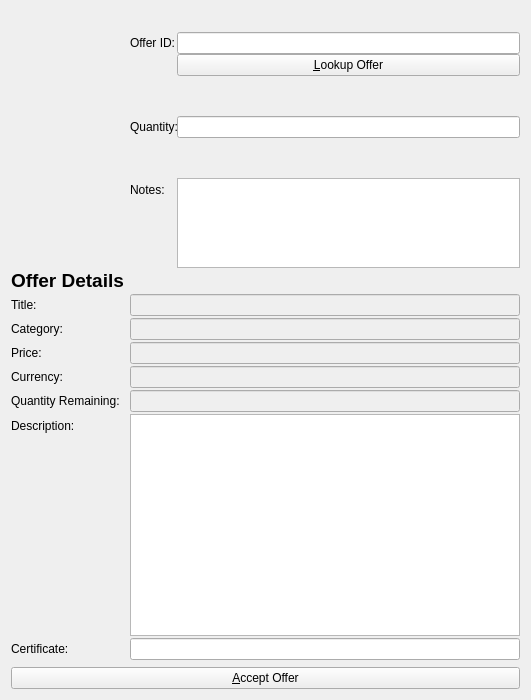
This is src/qt/forms/acceptandpayofferlistpage.ui in willyko/syscoin2 as Qt 5 draws it before an edit. The edited form follows.
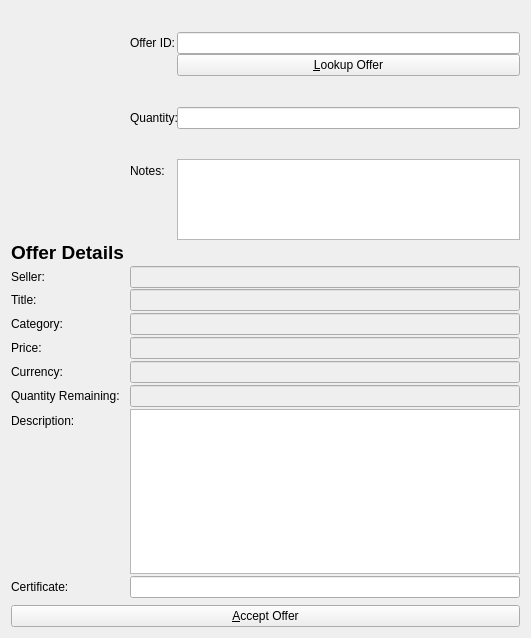
This is the edited form. Icons and pictures are not drawn.

What changed in the file:
```diff
--- a/src/qt/forms/acceptandpayofferlistpage.ui
+++ b/src/qt/forms/acceptandpayofferlistpage.ui
@@ -10,7 +10,7 @@
     <x>0</x>
     <y>0</y>
     <width>531</width>
-    <height>700</height>
+    <height>638</height>
    </rect>
   </property>
   <property name="maximumSize">
@@ -75,7 +75,7 @@
         <string/>
        </property>
        <property name="icon">
-        <iconset resource="../syscoin.qrc">
+        <iconset>
          <normaloff>:/images/imageplaceholder</normaloff>:/images/imageplaceholder</iconset>
        </property>
        <property name="iconSize">
@@ -203,99 +203,99 @@
      <item row="4" column="1">
       <layout class="QVBoxLayout" name="verticalLayout_2"/>
      </item>
-     <item row="5" column="0">
+     <item row="6" column="0">
       <widget class="QLabel" name="label_4">
        <property name="text">
         <string>Title:</string>
        </property>
       </widget>
      </item>
-     <item row="5" column="1">
-      <widget class="QLineEdit" name="infoTitle">
-       <property name="enabled">
-        <bool>false</bool>
-       </property>
-      </widget>
-     </item>
      <item row="6" column="1">
+      <widget class="QLineEdit" name="infoTitle">
+       <property name="enabled">
+        <bool>false</bool>
+       </property>
+      </widget>
+     </item>
+     <item row="7" column="1">
       <layout class="QVBoxLayout" name="verticalLayout_3"/>
      </item>
-     <item row="7" column="0">
+     <item row="8" column="0">
       <widget class="QLabel" name="label_6">
        <property name="text">
         <string>Category:</string>
        </property>
       </widget>
      </item>
-     <item row="7" column="1">
-      <widget class="QLineEdit" name="infoCategory">
-       <property name="enabled">
-        <bool>false</bool>
-       </property>
-      </widget>
-     </item>
      <item row="8" column="1">
+      <widget class="QLineEdit" name="infoCategory">
+       <property name="enabled">
+        <bool>false</bool>
+       </property>
+      </widget>
+     </item>
+     <item row="9" column="1">
       <layout class="QVBoxLayout" name="verticalLayout_4"/>
      </item>
-     <item row="9" column="0">
+     <item row="10" column="0">
       <widget class="QLabel" name="label_5">
        <property name="text">
         <string>Price:</string>
        </property>
       </widget>
      </item>
-     <item row="9" column="1">
-      <widget class="QLineEdit" name="infoPrice">
-       <property name="enabled">
-        <bool>false</bool>
-       </property>
-      </widget>
-     </item>
      <item row="10" column="1">
+      <widget class="QLineEdit" name="infoPrice">
+       <property name="enabled">
+        <bool>false</bool>
+       </property>
+      </widget>
+     </item>
+     <item row="11" column="1">
       <layout class="QVBoxLayout" name="verticalLayout_5"/>
      </item>
-     <item row="11" column="0">
+     <item row="12" column="0">
       <widget class="QLabel" name="label_12">
        <property name="text">
         <string>Currency:</string>
        </property>
       </widget>
      </item>
-     <item row="11" column="1">
-      <widget class="QLineEdit" name="infoCurrency">
-       <property name="enabled">
-        <bool>false</bool>
-       </property>
-      </widget>
-     </item>
      <item row="12" column="1">
+      <widget class="QLineEdit" name="infoCurrency">
+       <property name="enabled">
+        <bool>false</bool>
+       </property>
+      </widget>
+     </item>
+     <item row="13" column="1">
       <layout class="QVBoxLayout" name="verticalLayout_6"/>
      </item>
-     <item row="13" column="0">
+     <item row="14" column="0">
       <widget class="QLabel" name="label_7">
        <property name="text">
         <string>Quantity Remaining:</string>
        </property>
       </widget>
      </item>
-     <item row="13" column="1">
-      <widget class="QLineEdit" name="infoQty">
-       <property name="enabled">
-        <bool>false</bool>
-       </property>
-      </widget>
-     </item>
      <item row="14" column="1">
+      <widget class="QLineEdit" name="infoQty">
+       <property name="enabled">
+        <bool>false</bool>
+       </property>
+      </widget>
+     </item>
+     <item row="15" column="1">
       <layout class="QVBoxLayout" name="verticalLayout_7"/>
      </item>
-     <item row="15" column="0">
+     <item row="16" column="0">
       <widget class="QLabel" name="label_9">
        <property name="text">
         <string>Description:</string>
        </property>
       </widget>
      </item>
-     <item row="15" column="1">
+     <item row="16" column="1">
       <widget class="QPlainTextEdit" name="infoDescription">
        <property name="enabled">
         <bool>true</bool>
@@ -308,26 +308,40 @@
        </property>
       </widget>
      </item>
-     <item row="16" column="1">
+     <item row="17" column="1">
       <layout class="QVBoxLayout" name="verticalLayout_8"/>
      </item>
-     <item row="17" column="0">
+     <item row="18" column="0">
       <widget class="QLabel" name="certLabel">
        <property name="text">
         <string>Certificate:</string>
        </property>
       </widget>
      </item>
-     <item row="17" column="1">
-      <widget class="QLineEdit" name="infoCert">
-       <property name="enabled">
-        <bool>true</bool>
-       </property>
-      </widget>
-     </item>
      <item row="18" column="1">
+      <widget class="QLineEdit" name="infoCert">
+       <property name="enabled">
+        <bool>true</bool>
+       </property>
+      </widget>
+     </item>
+     <item row="19" column="1">
       <layout class="QVBoxLayout" name="verticalLayout_9"/>
      </item>
+     <item row="5" column="0">
+      <widget class="QLabel" name="label_8">
+       <property name="text">
+        <string>Seller:</string>
+       </property>
+      </widget>
+     </item>
+     <item row="5" column="1">
+      <widget class="QLineEdit" name="sellerEdit">
+       <property name="enabled">
+        <bool>false</bool>
+       </property>
+      </widget>
+     </item>
     </layout>
    </item>
    <item>
```
